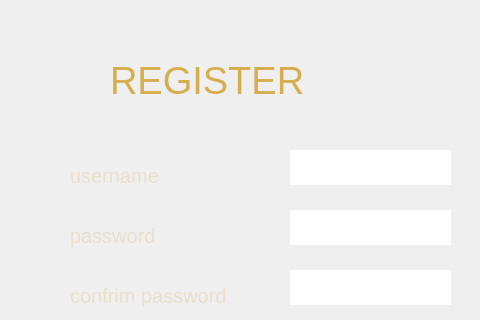
Qt form authpage.ui (mobinaebrahim/Slay-The-Spire) before a commit; both pictures show x 120 to 600 and y 0 to 320 of the 700 by 560 pixel window.
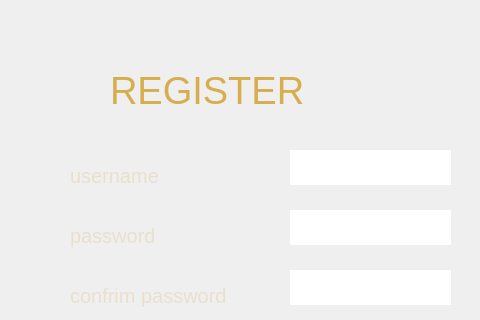
The same form after that commit. Icons and pictures are not drawn.

Patch:
```diff
--- a/authpage.ui
+++ b/authpage.ui
@@ -360,7 +360,7 @@
      <property name="geometry">
       <rect>
        <x>230</x>
-       <y>50</y>
+       <y>60</y>
        <width>261</width>
        <height>41</height>
       </rect>
```
